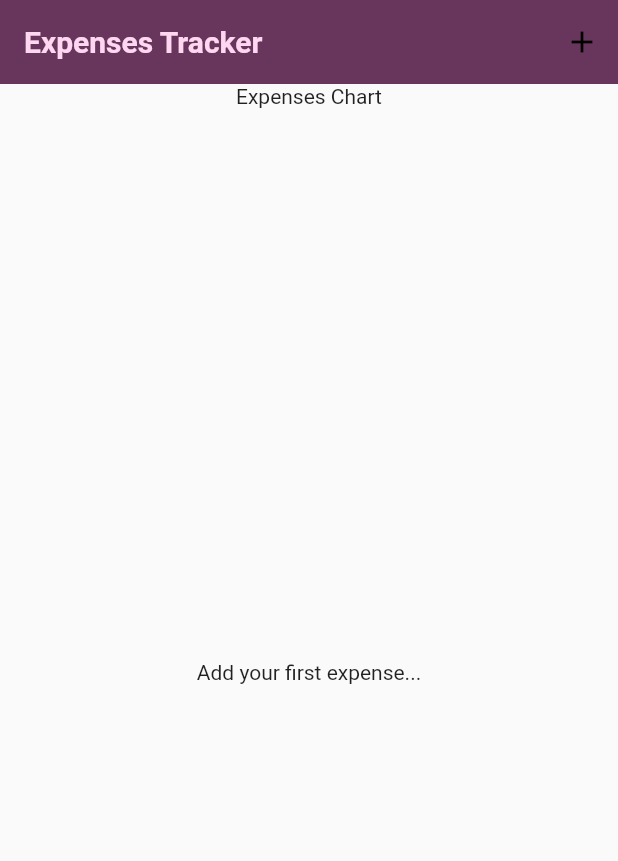
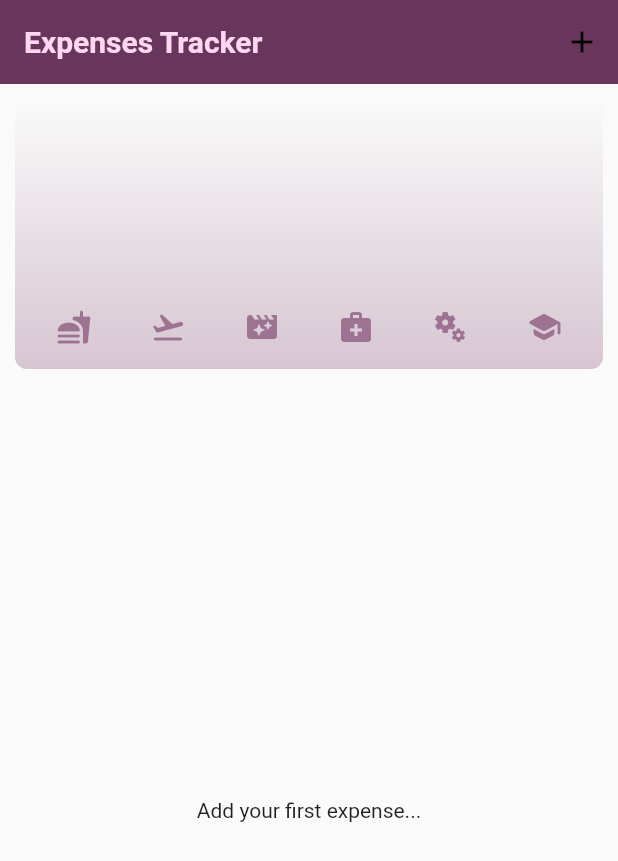
Before and after one commit to Thiruvikraman1998/Expense_tracker, a Flutter app: the screen it shows after launch, on a phone screen of 412 x 824 dp. Shown: the top 861 px of the screen. Run offline on Flutter 3.47's test engine with Material 2 defaults, Android fonts, the phone set to English and light mode, and no system bars.

Commit message:
Completed expenses list and expenses chart.

```diff
--- a/expenses_tracker_app/lib/models/expense_model.dart
+++ b/expenses_tracker_app/lib/models/expense_model.dart
@@ -13,7 +13,8 @@ enum Category {
   travel,
   entertainment,
   medical,
-  misc
+  misc,
+  education
 } // we use enum bcos we can actually pass a string to a constructor, but we might face typo error, so it will be easier to maintain if we use a enum of categories here.
 
 // mapping the enum keys to the icon values.
@@ -22,7 +23,8 @@ const categoryIcons = {
   Category.travel: Icons.flight_takeoff_rounded,
   Category.entertainment: Icons.movie_filter,
   Category.medical: Icons.medical_services,
-  Category.misc: Icons.miscellaneous_services_outlined
+  Category.misc: Icons.miscellaneous_services_outlined,
+  Category.education: Icons.school_rounded
 };
 
 class Expense {
@@ -60,7 +62,7 @@ class ChartBucket {
             .toList();
 // checks and filters according to the category,if the selected category by user is equal to the category in the chart then it gets added to the category in the chart, if the condition becomes false then it checks for other.
 
-  double get totlaExpense {
+  double get totalExpense {
     double sum = 0;
     for (final expense in expenses) {
       sum += expense.amount;
--- a/expenses_tracker_app/lib/screens/expenses_screen.dart
+++ b/expenses_tracker_app/lib/screens/expenses_screen.dart
@@ -1,4 +1,5 @@
 import 'package:expenses_tracker_app/models/expense_model.dart';
+import 'package:expenses_tracker_app/widgets/chart/chart.dart';
 import 'package:expenses_tracker_app/widgets/expense_list_widget.dart';
 import 'package:expenses_tracker_app/widgets/input_modal_widget.dart';
 import 'package:flutter/material.dart';
@@ -85,7 +86,7 @@ class _ExpenseScreenState extends State<ExpenseScreen> {
       ),
       body: Column(
         children: [
-          const Text("Expenses Chart"),
+          Chart(expenses: _savedExpense),
           Expanded(
             child: _savedExpense.isEmpty
                 ? const Center(
--- /dev/null
+++ b/expenses_tracker_app/lib/widgets/chart/chart.dart
@@ -0,0 +1,97 @@
+import 'package:expenses_tracker_app/widgets/chart/chart_bar.dart';
+import 'package:flutter/material.dart';
+
+import '../../models/expense_model.dart';
+
+class Chart extends StatelessWidget {
+  const Chart({super.key, required this.expenses});
+
+  final List<Expense> expenses;
+
+  List<ChartBucket> get buckets {
+    return [
+      ChartBucket.filterCategory(expenses, Category.food),
+      ChartBucket.filterCategory(expenses, Category.travel),
+      ChartBucket.filterCategory(expenses, Category.entertainment),
+      ChartBucket.filterCategory(expenses, Category.medical),
+      ChartBucket.filterCategory(expenses, Category.misc),
+      ChartBucket.filterCategory(expenses, Category.education),
+    ];
+  }
+
+  double get maxTotalExpense {
+    double maxTotalExpense = 0;
+
+    for (final bucket in buckets) {
+      if (bucket.totalExpense > maxTotalExpense) {
+        maxTotalExpense = bucket.totalExpense;
+      }
+    }
+
+    return maxTotalExpense;
+  }
+
+  @override
+  Widget build(BuildContext context) {
+    final isDarkMode =
+        MediaQuery.of(context).platformBrightness == Brightness.dark;
+    return Container(
+      margin: const EdgeInsets.all(10),
+      padding: const EdgeInsets.symmetric(
+        vertical: 16,
+        horizontal: 8,
+      ),
+      width: double.infinity,
+      height: 180,
+      decoration: BoxDecoration(
+        borderRadius: BorderRadius.circular(8),
+        gradient: LinearGradient(
+          colors: [
+            Theme.of(context).colorScheme.primary.withOpacity(0.3),
+            Theme.of(context).colorScheme.primary.withOpacity(0.0)
+          ],
+          begin: Alignment.bottomCenter,
+          end: Alignment.topCenter,
+        ),
+      ),
+      child: Column(
+        children: [
+          Expanded(
+            child: Row(
+              crossAxisAlignment: CrossAxisAlignment.end,
+              children: [
+                for (final bucket in buckets) // alternative to map()
+                  ChartBar(
+                    fill: bucket.totalExpense == 0
+                        ? 0
+                        : bucket.totalExpense / maxTotalExpense,
+                  )
+              ],
+            ),
+          ),
+          const SizedBox(height: 12),
+          Row(
+            children: buckets
+                .map(
+                  (bucket) => Expanded(
+                    child: Padding(
+                      padding: const EdgeInsets.symmetric(horizontal: 4),
+                      child: Icon(
+                        categoryIcons[bucket.category],
+                        color: isDarkMode
+                            ? Theme.of(context).colorScheme.secondary
+                            : Theme.of(context)
+                                .colorScheme
+                                .primary
+                                .withOpacity(0.7),
+                      ),
+                    ),
+                  ),
+                )
+                .toList(),
+          )
+        ],
+      ),
+    );
+  }
+}
```
Also changed, not shown: expenses_tracker_app/lib/widgets/chart/chart_bar.dart (added, +34 -0 lines).
